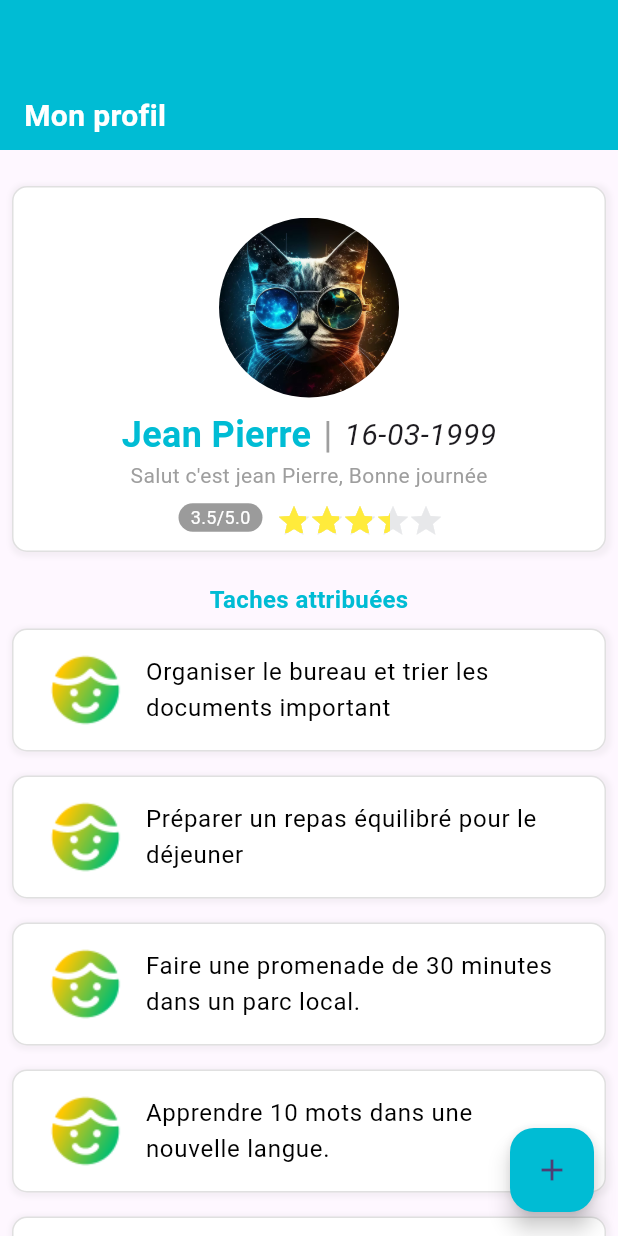
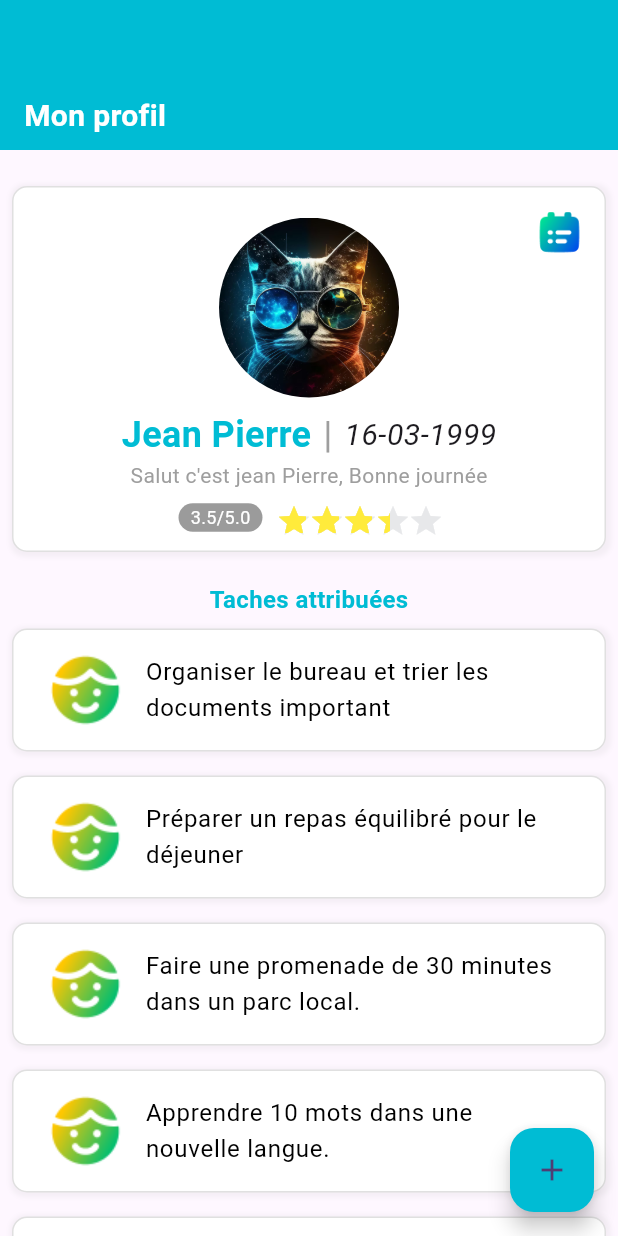
Before and after one commit to JeanPierreNduwimana/EspaceFamille, a Flutter app: the screen it shows after launch, on a phone screen of 412 x 824 dp. Run offline on Flutter 3.47's test engine with Material 3 defaults, Android fonts, the phone set to English and light mode, and no system bars; drawn by our look-alikes of flutter_rating_stars.

Commit message:
FCT: Dialogue d'évaluation & Liste d'évaluations

```diff
--- a/espace_famille/lib/main.dart
+++ b/espace_famille/lib/main.dart
@@ -1,4 +1,5 @@
 import 'package:espace_famille/profile/page_profile.dart';
+import 'package:espace_famille/taches/liste_evaluation.dart';
 import 'package:espace_famille/taches/liste_taches.dart';
 import 'package:flutter/material.dart';
 
@@ -26,6 +27,7 @@
         '/accfam': (context) => const AccueilEspaceFammille(),
         '/pageprofile': (context) => const PageProfile(),
         '/listetaches' : (context) => const ListeTaches(),
+        '/listevaluation' : (context) => const ListeEvaluation(),
       },
 
     );
--- a/espace_famille/lib/profile/page_profile.dart
+++ b/espace_famille/lib/profile/page_profile.dart
@@ -5,6 +5,7 @@
 import 'package:flutter_rating_stars/flutter_rating_stars.dart';
 
 import '../services/basic_service.dart';
+import '../taches/model_tache.dart';
 
 class PageProfile extends StatefulWidget {
   const PageProfile({super.key});
@@ -13,17 +14,17 @@
 }
 
 BasicService _basicService = BasicService();
-List<tache> taches = [
-  tache('Organiser le bureau et trier les documents important',getImage()),
-  tache('Préparer un repas équilibré pour le déjeuner',getImage()),
-  tache('Faire une promenade de 30 minutes dans un parc local.',getImage()),
-  tache('Apprendre 10 mots dans une nouvelle langue.',getImage()),
-  tache('Appeler un ami pour prendre des nouvelles.',getImage()),
-  tache('Nettoyer et organiser le réfrigérateur.',getImage()),
-  tache('Planifier un budget pour la semaine à venir.',getImage()),
-  tache('Lire un chapitre d\'un livre en cours.',getImage()),
-  tache('Réparer un objet ou un appareil ménager défectueux.',getImage()),
-  tache('Créer une playlist de musique motivante pour la journée.',getImage())
+List<Tache> taches = [
+  Tache('Organiser le bureau et trier les documents important',getImage(),true),
+  Tache('Préparer un repas équilibré pour le déjeuner',getImage(),false),
+  Tache('Faire une promenade de 30 minutes dans un parc local.',getImage(),true),
+  Tache('Apprendre 10 mots dans une nouvelle langue.',getImage(),false),
+  Tache('Appeler un ami pour prendre des nouvelles.',getImage(),true),
+  Tache('Nettoyer et organiser le réfrigérateur.',getImage(),false),
+  Tache('Planifier un budget pour la semaine à venir.',getImage(),true),
+  Tache('Lire un chapitre d\'un livre en cours.',getImage(),false),
+  Tache('Réparer un objet ou un appareil ménager défectueux.',getImage(),true),
+  Tache('Créer une playlist de musique motivante pour la journée.',getImage(),false)
 ];
 
 class _PageProfileState extends State<PageProfile> {
@@ -32,6 +33,7 @@
 
   @override
   Widget build(BuildContext context) {
+
     return Scaffold(
       appBar: _basicService.appBar('Mon profil'),
 
@@ -53,7 +55,9 @@
               children: [
                 Row( // rangé contenant l'image
                   mainAxisAlignment: MainAxisAlignment.center,
+                  crossAxisAlignment: CrossAxisAlignment.start,
                   children: [
+                    Expanded(child: SizedBox()),
                     Container(
                         height: 120,
                         width: 120,
@@ -65,6 +69,20 @@
                             fit: BoxFit.cover,),
                         ),
                       ),
+                    Expanded(
+                        child: Container(
+                          margin: const EdgeInsets.only(top:16, right: 16),
+                          child: Column(
+                            crossAxisAlignment: CrossAxisAlignment.end,
+                            children: [
+                              GestureDetector(
+                                onTap: (){
+                                  Navigator.pushNamed(context, '/listevaluation');
+                                },
+                                  child: Image.asset('assets/images/task_list.png', height: 28, width: 28,fit: BoxFit.fill,color: Colors.white, colorBlendMode: BlendMode.difference,))
+                            ],
+                          ),
+                        ))
                   ],
                 ),
                 const SizedBox(height: 8,),
@@ -85,32 +103,7 @@
                   ],
                 ),
                 const SizedBox(height: 8,),
-                RatingStars(
-                  value: value,
-                  starBuilder: (index, color) => Icon(
-                    Icons.star,
-                    color: color,
-                  ),
-                  starCount: 5,
-                  starSize: 20,
-                  valueLabelColor: const Color(0xff9b9b9b),
-                  valueLabelTextStyle: const TextStyle(
-                      color: Colors.white,
-                      fontWeight: FontWeight.w400,
-                      fontStyle: FontStyle.normal,
-                      fontSize: 12.0),
-                  valueLabelRadius: 10,
-                  maxValue: 5,
-                  starSpacing: 2,
-                  maxValueVisibility: true,
-                  valueLabelVisibility: true,
-                  animationDuration: const Duration(milliseconds: 1000),
-                  valueLabelPadding:
-                  const EdgeInsets.symmetric(vertical: 1, horizontal: 8),
-                  valueLabelMargin: const EdgeInsets.only(right: 8),
-                  starOffColor: const Color(0xffe7e8ea),
-                  starColor: Colors.yellow,
-                ),
+                _basicService.getRatingStars(value)
               ],
             ),
           ),
@@ -138,6 +131,7 @@
                 ]),
                 padding: const EdgeInsets.all(8),
                 child: ListTile(
+                  onTap: () => _basicService.ratingStarDialog(true, context, taches[index], value),
                   leading: Image.asset(taches[index].img),
                   title: Text(taches[index].descr, style: TextStyle(color: Colors.black,),),
                 ),
@@ -159,7 +153,6 @@
     );
   }
 
-
 }
 
 String getImage(){
@@ -175,14 +168,3 @@
       return 'assets/images/bird.png';
   }
 }
-
-class tache {
-
-  String descr = '';
-  String img = '';
-
-  tache(String _descr, String _img){
-    descr = _descr;
-    img = _img;
-  }
-}
--- a/espace_famille/lib/taches/liste_taches.dart
+++ b/espace_famille/lib/taches/liste_taches.dart
@@ -3,19 +3,20 @@
 import 'package:flutter/cupertino.dart';
 import 'package:flutter/material.dart';
 import '../services/basic_service.dart';
+import 'model_tache.dart';
 
 BasicService _basicService = BasicService();
-List<tache> taches = [
-  tache('Organiser le bureau et trier les documents important',getImage(),true),
-  tache('Préparer un repas équilibré pour le déjeuner',getImage(),false),
-  tache('Faire une promenade de 30 minutes dans un parc local.',getImage(),true),
-  tache('Apprendre 10 mots dans une nouvelle langue.',getImage(),false),
-  tache('Appeler un ami pour prendre des nouvelles.',getImage(),true),
-  tache('Nettoyer et organiser le réfrigérateur.',getImage(),false),
-  tache('Planifier un budget pour la semaine à venir.',getImage(),true),
-  tache('Lire un chapitre d\'un livre en cours.',getImage(),false),
-  tache('Réparer un objet ou un appareil ménager défectueux.',getImage(),true),
-  tache('Créer une playlist de musique motivante pour la journée.',getImage(),false)
+List<Tache> taches = [
+  Tache('Organiser le bureau et trier les documents important',getImage(),true),
+  Tache('Préparer un repas équilibré pour le déjeuner',getImage(),false),
+  Tache('Faire une promenade de 30 minutes dans un parc local.',getImage(),true),
+  Tache('Apprendre 10 mots dans une nouvelle langue.',getImage(),false),
+  Tache('Appeler un ami pour prendre des nouvelles.',getImage(),true),
+  Tache('Nettoyer et organiser le réfrigérateur.',getImage(),false),
+  Tache('Planifier un budget pour la semaine à venir.',getImage(),true),
+  Tache('Lire un chapitre d\'un livre en cours.',getImage(),false),
+  Tache('Réparer un objet ou un appareil ménager défectueux.',getImage(),true),
+  Tache('Créer une playlist de musique motivante pour la journée.',getImage(),false)
 ];
 
 class ListeTaches extends StatefulWidget {
@@ -100,7 +101,7 @@
                       }),
                       const SizedBox(height: 8),
                       ElevatedButton(
-                        child: const Text('Close BottomSheet'),
+                        child: const Text('Je m\'en occupe 😌'),
                         onPressed: () => Navigator.pop(context),
                       ),],),),);},);},
 
@@ -126,18 +127,3 @@
         return 'assets/images/bird.png';
     }
   }
-
-  class tache {
-
-  String descr = '';
-  String img = '';
-  List<String> sous_taches = [];
-
-  tache(String _descr, String _img, bool _sous_taches){
-  descr = _descr;
-  img = _img;
-  if(_sous_taches){
-    sous_taches = ['sous taches 1','sous taches 2','sous taches 3'];
-  }
-  }
-  }
```
Also changed, not shown: espace_famille/lib/services/basic_service.dart (+151 -0 lines), espace_famille/lib/taches/liste_evaluation.dart (added, +96 -0 lines), espace_famille/lib/taches/model_tache.dart (added, +14 -0 lines). Lines whose indentation alone changed are shown as unchanged.
